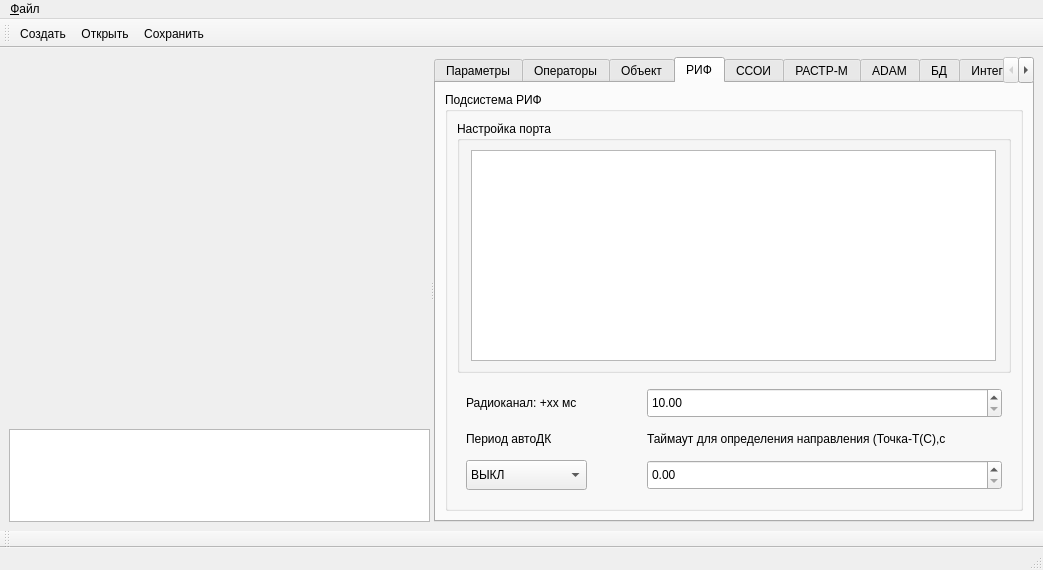
Qt form m_cfg/MainWindowCFG.ui (xXRadioHeadXx/start7) before a commit.
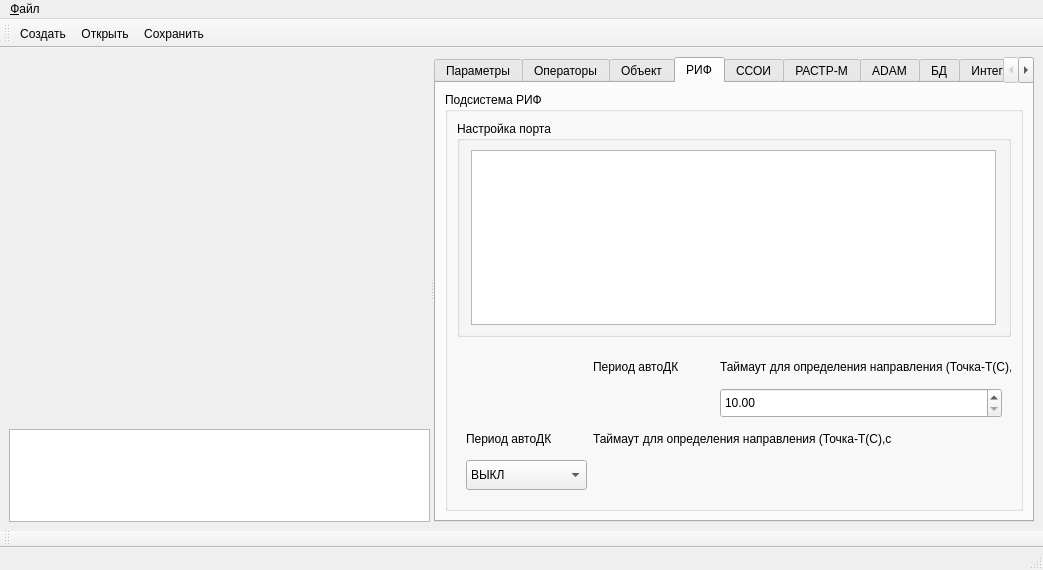
The same form after that commit. The open tabs and pages were chosen to show the change. Icons and pictures are not drawn. Custom widgets are drawn as their Qt base class.

Patch:
```diff
--- a/m_cfg/MainWindowCFG.ui
+++ b/m_cfg/MainWindowCFG.ui
@@ -2810,52 +2810,46 @@
                  </item>
                 </widget>
                </item>
-               <item row="4" column="1" colspan="2">
+               <item row="0" column="1">
+                <widget class="QLabel" name="label_57">
+                 <property name="sizePolicy">
+                  <sizepolicy hsizetype="Fixed" vsizetype="Fixed">
+                   <horstretch>0</horstretch>
+                   <verstretch>0</verstretch>
+                  </sizepolicy>
+                 </property>
+                 <property name="minimumSize">
+                  <size>
+                   <width>121</width>
+                   <height>30</height>
+                  </size>
+                 </property>
+                 <property name="text">
+                  <string>Период автоДК</string>
+                 </property>
+                </widget>
+               </item>
+               <item row="0" column="2">
+                <widget class="QLabel" name="label_58">
+                 <property name="sizePolicy">
+                  <sizepolicy hsizetype="Fixed" vsizetype="Fixed">
+                   <horstretch>0</horstretch>
+                   <verstretch>0</verstretch>
+                  </sizepolicy>
+                 </property>
+                 <property name="minimumSize">
+                  <size>
+                   <width>401</width>
+                   <height>30</height>
+                  </size>
+                 </property>
+                 <property name="text">
+                  <string>Таймаут для определения направления (Точка-Т(С),c</string>
+                 </property>
+                </widget>
+               </item>
+               <item row="1" column="2" colspan="3">
                 <widget class="QDoubleSpinBox" name="RIF_TochkaDirectionInterval_doubleSpinBox">
-                 <property name="sizePolicy">
-                  <sizepolicy hsizetype="Fixed" vsizetype="Fixed">
-                   <horstretch>0</horstretch>
-                   <verstretch>0</verstretch>
-                  </sizepolicy>
-                 </property>
-                 <property name="minimumSize">
-                  <size>
-                   <width>0</width>
-                   <height>30</height>
-                  </size>
-                 </property>
-                 <property name="maximumSize">
-                  <size>
-                   <width>400</width>
-                   <height>388</height>
-                  </size>
-                 </property>
-                 <property name="contextMenuPolicy">
-                  <enum>Qt::NoContextMenu</enum>
-                 </property>
-                </widget>
-               </item>
-               <item row="1" column="0">
-                <widget class="QLabel" name="label_60">
-                 <property name="sizePolicy">
-                  <sizepolicy hsizetype="Fixed" vsizetype="Fixed">
-                   <horstretch>0</horstretch>
-                   <verstretch>0</verstretch>
-                  </sizepolicy>
-                 </property>
-                 <property name="minimumSize">
-                  <size>
-                   <width>200</width>
-                   <height>30</height>
-                  </size>
-                 </property>
-                 <property name="text">
-                  <string>Радиоканал: +xx мс</string>
-                 </property>
-                </widget>
-               </item>
-               <item row="1" column="1" colspan="2">
-                <widget class="QDoubleSpinBox" name="Radiochanel_delay">
                  <property name="sizePolicy">
                   <sizepolicy hsizetype="Fixed" vsizetype="Fixed">
                    <horstretch>0</horstretch>
```
Left out of the diff: 2 changed lines with no effect on the pictures.
